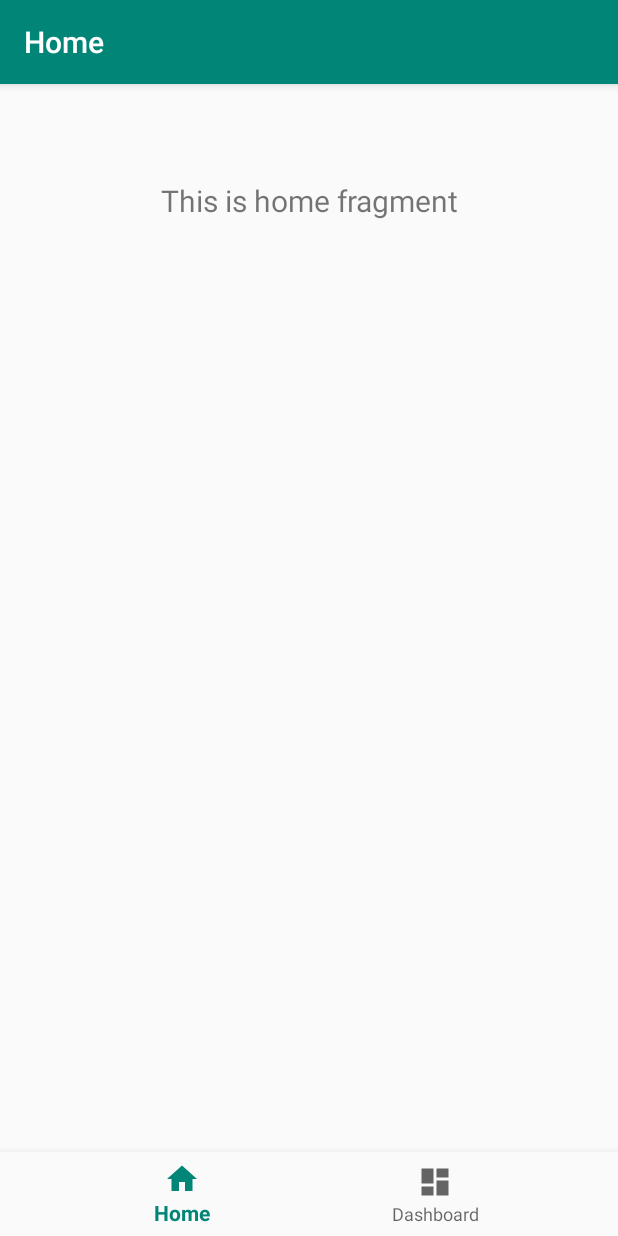
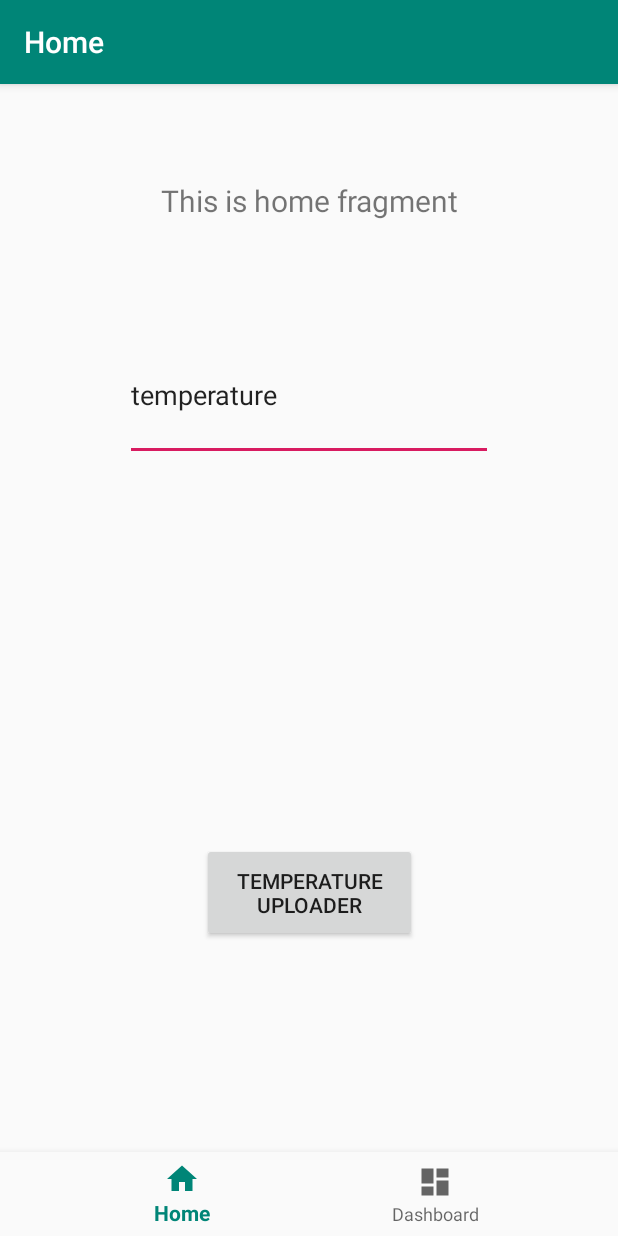
Before and after one commit to Harshjain2000/Covid19harsh, an Android app: the screen it shows after launch (MainActivity), on a phone screen of 412 x 824 dp. Run offline under Robolectric (Android 15) with nearby library versions, the phone set to English and light mode, and no system bars; our stand-ins replace Firebase (no records; nobody signed in at launch, a user with empty details on screens opened directly), navigation-ui.

Commit message:
image working fine completion on inner component

```diff
--- a/app/src/main/java/com/example/covid_19/MainActivity.java
+++ b/app/src/main/java/com/example/covid_19/MainActivity.java
@@ -12,6 +12,7 @@ import android.widget.ImageView;
 import android.widget.ProgressBar;
 import android.widget.Toast;
 
+import com.google.android.gms.tasks.OnFailureListener;
 import com.google.android.gms.tasks.OnSuccessListener;
 import com.google.android.material.bottomnavigation.BottomNavigationView;
 import com.google.firebase.storage.FirebaseStorage;
@@ -19,6 +20,7 @@ import com.google.firebase.storage.OnProgressListener;
 import com.google.firebase.storage.StorageReference;
 import com.google.firebase.storage.UploadTask;
 
+import androidx.annotation.NonNull;
 import androidx.annotation.Nullable;
 import androidx.appcompat.app.AppCompatActivity;
 import androidx.navigation.NavController;
@@ -40,6 +42,8 @@ public class MainActivity extends AppCompatActivity {
     private FirebaseStorage storage;
     private StorageReference storageReference;
 
+
+
     @Override
     protected void onCreate(Bundle savedInstanceState) {
        super.onCreate(savedInstanceState);
@@ -55,10 +59,8 @@ public class MainActivity extends AppCompatActivity {
         NavigationUI.setupWithNavController(navView, navController);
 
 
-        storage = FirebaseStorage.getInstance();
-        storageReference = storage.getReference();
 
-        chooser = (Button) findViewById(R.id.choose);
+       // chooser = (Button) findViewById(R.id.choose);
         imageview =(ImageView) findViewById(R.id.img);
 
 
@@ -84,7 +86,9 @@ public class MainActivity extends AppCompatActivity {
             filepath = data.getData();
            // Bundle extras = data.getExtras();
            // Bitmap bitmap = (Bitmap) extras.get("data");
-            imageview.setImageResource(R.drawable.common_google_signin_btn_icon_dark_normal);
+
+            imageview =(ImageView) findViewById(R.id.img);
+           // imageview.setImageResource(R.drawable.common_google_signin_btn_icon_dark_normal);
 
             try {
                 //Bitmap photo = (Bitmap) data.getExtras().get("data");
@@ -97,14 +101,20 @@ public class MainActivity extends AppCompatActivity {
         }
 
     }
+public void uploader(View view)
+{
+    uploadImage();
 
+}
     public  void locator(View view){
-         startActivity(new Intent(this, MapsActivity.class));
-         uploadimage();
+        startActivity(new Intent(this, MapsActivity.class));
 
     }
 
-    private void uploadimage() {
+    private void uploadImage() {
+
+        storage = FirebaseStorage.getInstance();
+        storageReference = storage.getReference();
 
         if(filepath != null)
         {
@@ -130,5 +140,80 @@ public class MainActivity extends AppCompatActivity {
                     });
         }
     }
+   /*private void uploadImage()
+   {
 
+       storage = FirebaseStorage.getInstance();
+       storageReference = storage.getReference();
+       if (filepath != null) {
+
+           // Code for showing progressDialog while uploading
+           final ProgressDialog progressDialog
+                   = new ProgressDialog(this);
+           progressDialog.setTitle("Uploading...");
+           progressDialog.show();
+
+           // Defining the child of storageReference
+           StorageReference ref
+                   = storageReference
+                   .child(
+                           "images/"
+                                   + UUID.randomUUID().toString());
+
+           // adding listeners on upload
+           // or failure of image
+           ref.putFile(filepath)
+                   .addOnSuccessListener(
+                           new OnSuccessListener<UploadTask.TaskSnapshot>() {
+
+                               @Override
+                               public void onSuccess(
+                                       UploadTask.TaskSnapshot taskSnapshot)
+                               {
+
+                                   // Image uploaded successfully
+                                   // Dismiss dialog
+                                   progressDialog.dismiss();
+                                   Toast
+                                           .makeText(MainActivity.this,
+                                                   "Image Uploaded!!",
+                                                   Toast.LENGTH_SHORT)
+                                           .show();
+                               }
+                           })
+
+                   .addOnFailureListener(new OnFailureListener() {
+                       @Override
+                       public void onFailure(@NonNull Exception e)
+                       {
+
+                           // Error, Image not uploaded
+                           progressDialog.dismiss();
+                           Toast
+                                   .makeText(MainActivity.this,
+                                           "Failed " + e.getMessage(),
+                                           Toast.LENGTH_SHORT)
+                                   .show();
+                       }
+                   })
+                   .addOnProgressListener(
+                           new OnProgressListener<UploadTask.TaskSnapshot>() {
+
+                               // Progress Listener for loading
+                               // percentage on the dialog box
+                               @Override
+                               public void onProgress(
+                                       UploadTask.TaskSnapshot taskSnapshot)
+                               {
+                                   double progress
+                                           = (100.0
+                                           * taskSnapshot.getBytesTransferred()
+                                           / taskSnapshot.getTotalByteCount());
+                                   progressDialog.setMessage(
+                                           "Uploaded "
+                                                   + (int)progress + "%");
+                               }
+                           });
+       }
+   }*/
 }
--- a/app/src/main/java/com/example/covid_19/MapsActivity.java
+++ b/app/src/main/java/com/example/covid_19/MapsActivity.java
@@ -211,7 +211,7 @@ public class MapsActivity extends FragmentActivity implements OnMapReadyCallback
         Toast.makeText(this,msg,Toast.LENGTH_SHORT).show();
         latlng=new LatLng(location.getLatitude(),location.getLongitude());
 
-       mauth =FirebaseAuth.getInstance();
+  /*     mauth =FirebaseAuth.getInstance();
         mfirebasedatabase =FirebaseDatabase.getInstance();
         myRef = mfirebasedatabase.getReference();
 
@@ -234,7 +234,7 @@ public class MapsActivity extends FragmentActivity implements OnMapReadyCallback
         myRef.child("covid19hack-81596").child("user").child("user1").child("location").child("0").child("y").setValue(location.getLongitude());
 
 
-
+*/
         SupportMapFragment mapFragment = (SupportMapFragment) getSupportFragmentManager().findFragmentById(R.id.map);
         mapFragment.getMapAsync(this);
     }
--- a/app/src/main/res/layout/fragment_dashboard.xml
+++ b/app/src/main/res/layout/fragment_dashboard.xml
@@ -4,7 +4,6 @@
     xmlns:tools="http://schemas.android.com/tools"
     android:layout_width="match_parent"
     android:layout_height="match_parent">
-
 
     <EditText
         android:id="@+id/editText"
@@ -66,4 +65,15 @@
         app:layout_constraintStart_toStartOf="parent"
         app:layout_constraintTop_toBottomOf="@+id/editText"
         app:layout_constraintVertical_bias="0.183" />
+
+    <Button
+        android:id="@+id/image_uploader"
+        android:layout_width="wrap_content"
+        android:layout_height="wrap_content"
+        android:onClick="uploader"
+        android:text="image uploader"
+        app:layout_constraintBottom_toTopOf="@+id/button2"
+        app:layout_constraintEnd_toEndOf="@+id/button2"
+        app:layout_constraintStart_toStartOf="parent"
+        app:layout_constraintTop_toBottomOf="@+id/img" />
 </androidx.constraintlayout.widget.ConstraintLayout>
--- a/app/src/main/res/layout/fragment_home.xml
+++ b/app/src/main/res/layout/fragment_home.xml
@@ -1,6 +1,7 @@
 <?xml version="1.0" encoding="utf-8"?>
 <androidx.constraintlayout.widget.ConstraintLayout xmlns:android="http://schemas.android.com/apk/res/android"
     xmlns:app="http://schemas.android.com/apk/res-auto"
+    xmlns:tools="http://schemas.android.com/tools"
     android:layout_width="match_parent"
     android:layout_height="match_parent">
 
@@ -16,4 +17,27 @@
         app:layout_constraintEnd_toEndOf="parent"
         app:layout_constraintStart_toStartOf="parent"
         app:layout_constraintTop_toTopOf="parent" />
+
+    <EditText
+        android:id="@+id/temperature"
+        android:layout_width="245dp"
+        android:layout_height="88dp"
+        android:ems="10"
+        android:inputType="textPersonName"
+        android:text="temperature"
+        app:layout_constraintBottom_toTopOf="@+id/temperature_uploader"
+        app:layout_constraintEnd_toEndOf="parent"
+        app:layout_constraintStart_toStartOf="parent"
+        app:layout_constraintTop_toBottomOf="@+id/text_home"
+        app:layout_constraintVertical_bias="0.22" />
+
+    <Button
+        android:id="@+id/temperature_uploader"
+        android:layout_width="143dp"
+        android:layout_height="66dp"
+        android:layout_marginBottom="196dp"
+        android:text="temperature uploader"
+        app:layout_constraintBottom_toBottomOf="parent"
+        app:layout_constraintEnd_toEndOf="parent"
+        app:layout_constraintStart_toStartOf="parent" />
 </androidx.constraintlayout.widget.ConstraintLayout>
```
